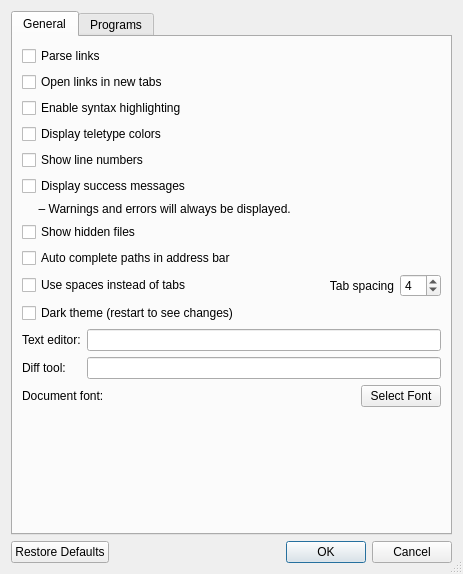
First picture: the form in usdmanager/preferences_dialog.ui, repository dreamworksanimation/usdmanager, before the edit.
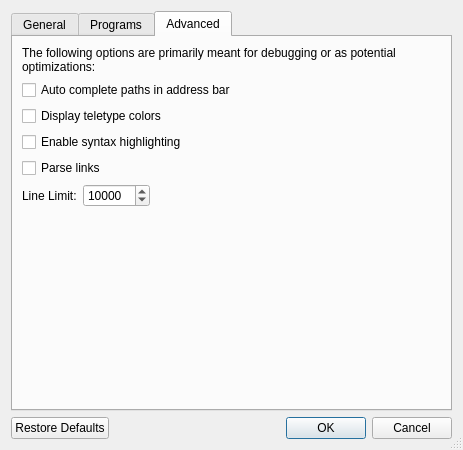
Second picture: the form after the edit. The open tabs and pages were chosen to show the change. Icons and pictures are not drawn.

Commit message: [BUG] Progress bar works when reading USDZ files [BUG] Find case sensitivity preference saves properly [BUG] Do not prompt to save when opening a new file [BUG] Windows support for usdcat and unzipping USDZ [ENH] Add line limit user preference for loading large files [ENH] Preferences and defaults maintenance, Advanced tab added to Preferences

```diff
--- a/usdmanager/preferences_dialog.ui
+++ b/usdmanager/preferences_dialog.ui
@@ -7,7 +7,7 @@
     <x>0</x>
     <y>0</y>
     <width>463</width>
-    <height>574</height>
+    <height>450</height>
    </rect>
   </property>
   <property name="windowTitle">
@@ -35,16 +35,6 @@
        <string>General</string>
       </attribute>
       <layout class="QVBoxLayout" name="layoutGeneral">
-       <item>
-        <widget class="QCheckBox" name="checkBox_parseLinks">
-         <property name="toolTip">
-          <string>Parse files for links to other files. Disable for faster loading of larger files</string>
-         </property>
-         <property name="text">
-          <string>Parse links</string>
-         </property>
-        </widget>
-       </item>
        <item>
         <widget class="QCheckBox" name="checkBox_newTab">
          <property name="toolTip">
@@ -55,26 +45,6 @@
          </property>
         </widget>
        </item>
-       <item>
-        <widget class="QCheckBox" name="checkBox_syntaxHighlighting">
-         <property name="toolTip">
-          <string>Enable syntax highlighting. Disable for faster loading of larger files</string>
-         </property>
-         <property name="text">
-          <string>Enable syntax highlighting</string>
-         </property>
-        </widget>
-       </item>
-       <item>
-        <widget class="QCheckBox" name="checkBox_teletypeConversion">
-         <property name="toolTip">
-          <string>Display teletype character codes properly in browse mode. Disable for faster loading of larger files</string>
-         </property>
-         <property name="text">
-          <string>Display teletype colors</string>
-         </property>
-        </widget>
-       </item>
        <item>
         <widget class="QCheckBox" name="checkBox_lineNumbers">
          <property name="text">
@@ -109,13 +79,6 @@
          </property>
         </widget>
        </item>
-       <item>
-        <widget class="QCheckBox" name="checkBox_autoCompleteAddressBar">
-         <property name="text">
-          <string>Auto complete paths in address bar</string>
-         </property>
-        </widget>
-       </item>
        <item>
         <layout class="QHBoxLayout" name="useSpacesLayout">
          <item>
@@ -401,6 +364,120 @@
        </item>
       </layout>
      </widget>
+     <widget class="QWidget" name="tab_Advanced">
+      <attribute name="title">
+       <string>Advanced</string>
+      </attribute>
+      <layout class="QVBoxLayout" name="verticalLayout_3">
+       <item>
+        <widget class="QLabel" name="label">
+         <property name="text">
+          <string>The following options are primarily meant for debugging or as potential optimizations:</string>
+         </property>
+         <property name="wordWrap">
+          <bool>true</bool>
+         </property>
+        </widget>
+       </item>
+       <item>
+        <widget class="QCheckBox" name="checkBox_autoCompleteAddressBar">
+         <property name="text">
+          <string>Auto complete paths in address bar</string>
+         </property>
+        </widget>
+       </item>
+       <item>
+        <widget class="QCheckBox" name="checkBox_teletypeConversion">
+         <property name="toolTip">
+          <string>Display teletype character codes properly in browse mode. Disable for faster loading of larger files</string>
+         </property>
+         <property name="text">
+          <string>Display teletype colors</string>
+         </property>
+        </widget>
+       </item>
+       <item>
+        <widget class="QCheckBox" name="checkBox_syntaxHighlighting">
+         <property name="toolTip">
+          <string>Enable syntax highlighting. Disable for faster loading of larger files</string>
+         </property>
+         <property name="text">
+          <string>Enable syntax highlighting</string>
+         </property>
+        </widget>
+       </item>
+       <item>
+        <widget class="QCheckBox" name="checkBox_parseLinks">
+         <property name="toolTip">
+          <string>Parse files for links to other files. Disable for faster loading of larger files</string>
+         </property>
+         <property name="text">
+          <string>Parse links</string>
+         </property>
+        </widget>
+       </item>
+       <item>
+        <layout class="QFormLayout" name="formLayout_2">
+         <item row="0" column="0">
+          <widget class="QLabel" name="labelLineLimit">
+           <property name="toolTip">
+            <string>Number of lines to display before truncating the file. Extremely large files can lead to application lag. If a file is truncated, it will not be editable.</string>
+           </property>
+           <property name="text">
+            <string>Line Limit:</string>
+           </property>
+           <property name="buddy">
+            <cstring>lineLimitSpinBox</cstring>
+           </property>
+          </widget>
+         </item>
+         <item row="0" column="1">
+          <layout class="QHBoxLayout" name="lineLimitHLayout">
+           <item>
+            <widget class="QSpinBox" name="lineLimitSpinBox">
+             <property name="toolTip">
+              <string>Number of lines to display before truncating the file. Extremely large files can lead to application lag. If a file is truncated, it will not be editable.</string>
+             </property>
+             <property name="maximum">
+              <number>100000000</number>
+             </property>
+             <property name="value">
+              <number>10000</number>
+             </property>
+            </widget>
+           </item>
+           <item>
+            <spacer name="lineLimitHSpacer">
+             <property name="orientation">
+              <enum>Qt::Horizontal</enum>
+             </property>
+             <property name="sizeHint" stdset="0">
+              <size>
+               <width>40</width>
+               <height>20</height>
+              </size>
+             </property>
+            </spacer>
+           </item>
+          </layout>
+         </item>
+        </layout>
+       </item>
+       <item>
+        <spacer name="verticalSpacer_3">
+         <property name="orientation">
+          <enum>Qt::Vertical</enum>
+         </property>
+         <property name="sizeHint" stdset="0">
+          <size>
+           <width>20</width>
+           <height>40</height>
+          </size>
+         </property>
+        </spacer>
+       </item>
+      </layout>
+     </widget>
     </widget>
    </item>
    <item>
```
Left out of the diff: 16 changed lines with no effect on the pictures. The commit also changes 5 other files.
